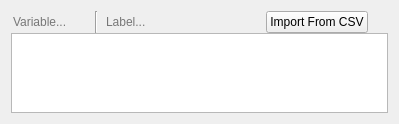
Before: the Qt Designer form source/src/editor/components/importcsv.ui in ufopleds/DengueME, drawn with Qt 5.
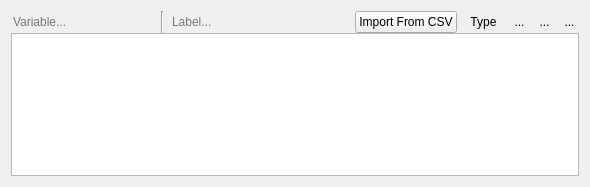
After: the same form once the commit is applied. Icons and pictures are not drawn.

What changed in the file:
```diff
--- a/source/src/editor/components/importcsv.ui
+++ b/source/src/editor/components/importcsv.ui
@@ -6,8 +6,8 @@
    <rect>
     <x>0</x>
     <y>0</y>
-    <width>399</width>
-    <height>124</height>
+    <width>590</width>
+    <height>187</height>
    </rect>
   </property>
   <property name="sizePolicy">
@@ -24,7 +24,7 @@
     <number>0</number>
    </property>
    <item>
-    <layout class="QHBoxLayout" name="horizontalLayout" stretch="2,0,3,0,0,0">
+    <layout class="QHBoxLayout" name="horizontalLayout" stretch="4,0,5,0,0,0,0,0">
      <property name="spacing">
       <number>6</number>
      </property>
@@ -67,16 +67,6 @@
        </property>
       </widget>
      </item>
-     <item>
-      <widget class="QWidget" name="spacer" native="true">
-       <property name="minimumSize">
-        <size>
-         <width>32</width>
-         <height>0</height>
-        </size>
-       </property>
-      </widget>
-     </item>
      <item>
       <widget class="QPushButton" name="importButton">
        <property name="text">
@@ -87,7 +77,7 @@
      <item>
       <widget class="QToolButton" name="options">
        <property name="text">
-        <string/>
+        <string>Type</string>
        </property>
        <property name="popupMode">
         <enum>QToolButton::InstantPopup</enum>
@@ -103,6 +93,81 @@
        </property>
       </widget>
      </item>
+     <item>
+      <widget class="QToolButton" name="toolClone">
+       <property name="styleSheet">
+        <string notr="true">border: none;</string>
+       </property>
+       <property name="text">
+        <string>...</string>
+       </property>
+       <property name="icon">
+        <iconset resource="../../Resource.qrc">
+         <normaloff>:/Resources/clone.png</normaloff>:/Resources/clone.png</iconset>
+       </property>
+       <property name="iconSize">
+        <size>
+         <width>24</width>
+         <height>24</height>
+        </size>
+       </property>
+       <property name="shortcut">
+        <string>Ctrl++</string>
+       </property>
+       <property name="popupMode">
+        <enum>QToolButton::InstantPopup</enum>
+       </property>
+       <property name="autoRaise">
+        <bool>true</bool>
+       </property>
+      </widget>
+     </item>
+     <item>
+      <widget class="QToolButton" name="toolOptions">
+       <property name="styleSheet">
+        <string notr="true">border: none;</string>
+       </property>
+       <property name="text">
+        <string>...</string>
+       </property>
+       <property name="icon">
+        <iconset resource="../../Resource.qrc">
+         <normaloff>:/Resources/configure.png</normaloff>:/Resources/configure.png</iconset>
+       </property>
+       <property name="iconSize">
+        <size>
+         <width>24</width>
+         <height>24</height>
+        </size>
+       </property>
+       <property name="popupMode">
+        <enum>QToolButton::InstantPopup</enum>
+       </property>
+       <property name="autoRaise">
+        <bool>true</bool>
+       </property>
+      </widget>
+     </item>
+     <item>
+      <widget class="QToolButton" name="toolDelete">
+       <property name="styleSheet">
+        <string notr="true">border: none;</string>
+       </property>
+       <property name="text">
+        <string>...</string>
+       </property>
+       <property name="icon">
+        <iconset resource="../../Resource.qrc">
+         <normaloff>:/img/Resources/Trash-52 (2).png</normaloff>:/img/Resources/Trash-52 (2).png</iconset>
+       </property>
+       <property name="iconSize">
+        <size>
+         <width>24</width>
+         <height>24</height>
+        </size>
+       </property>
+      </widget>
+     </item>
     </layout>
    </item>
    <item>
@@ -114,8 +179,8 @@
       <string>&lt;!DOCTYPE HTML PUBLIC &quot;-//W3C//DTD HTML 4.0//EN&quot; &quot;http://www.w3.org/TR/REC-html40/strict.dtd&quot;&gt;
 &lt;html&gt;&lt;head&gt;&lt;meta name=&quot;qrichtext&quot; content=&quot;1&quot; /&gt;&lt;style type=&quot;text/css&quot;&gt;
 p, li { white-space: pre-wrap; }
-&lt;/style&gt;&lt;/head&gt;&lt;body style=&quot; font-family:'Cantarell'; font-size:11pt; font-weight:400; font-style:normal;&quot;&gt;
-&lt;p style=&quot;-qt-paragraph-type:empty; margin-top:0px; margin-bottom:0px; margin-left:0px; margin-right:0px; -qt-block-indent:0; text-indent:0px; font-family:'MS Shell Dlg 2'; font-size:8pt;&quot;&gt;&lt;br /&gt;&lt;/p&gt;&lt;/body&gt;&lt;/html&gt;</string>
+&lt;/style&gt;&lt;/head&gt;&lt;body style=&quot; font-family:'MS Shell Dlg 2'; font-size:8.25pt; font-weight:400; font-style:normal;&quot;&gt;
+&lt;p style=&quot;-qt-paragraph-type:empty; margin-top:0px; margin-bottom:0px; margin-left:0px; margin-right:0px; -qt-block-indent:0; text-indent:0px; font-size:8pt;&quot;&gt;&lt;br /&gt;&lt;/p&gt;&lt;/body&gt;&lt;/html&gt;</string>
      </property>
     </widget>
    </item>
```
Left out of the diff: 4 changed lines with no effect on the pictures.
